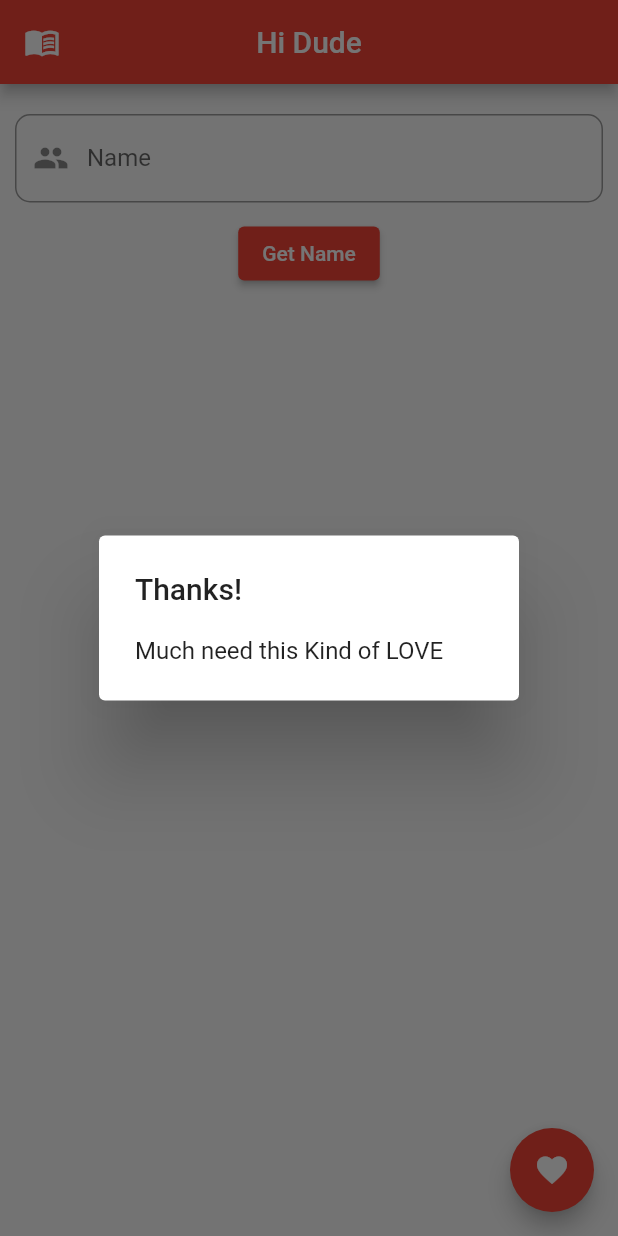
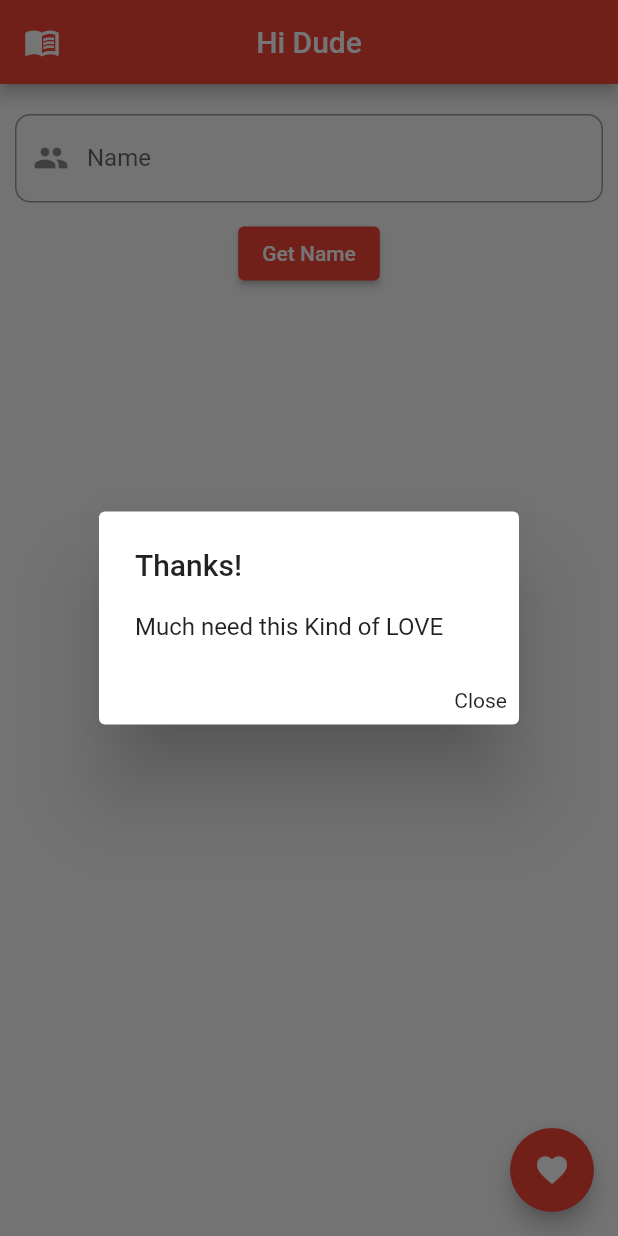
Before and after one commit to BoppeCharan/FlutterPractice, a Flutter app: the screen it shows after launch, after a tap on the "favorite" icon, on a phone screen of 412 x 824 dp. Run offline on Flutter 3.47's test engine with Material 2 defaults, Android fonts, the phone set to English and light mode, and no system bars; our stand-ins replace fluttertoast.

Commit message:
GestureDetector to close alert

```diff
--- a/lib/screens/page_one.dart
+++ b/lib/screens/page_one.dart
@@ -54,9 +54,18 @@ class Page_One extends StatelessWidget {
 
   _showAlertDialouge(context){
 
-    var alertDialouge = const AlertDialog(
-      title: Text("Thanks!"),
-      content: Text("Much need this Kind of LOVE"),
+    var alertDialouge =  AlertDialog(
+      title: const Text("Thanks!"),
+      content: const Text("Much need this Kind of LOVE"),
+
+      actions: [
+        GestureDetector(
+          child: const Text('Close'),
+          onTap: () {
+            Navigator.pop(context);
+          },
+        )
+      ],
     );
 
     showDialog(context: context, builder: (BuildContext context) {
```
